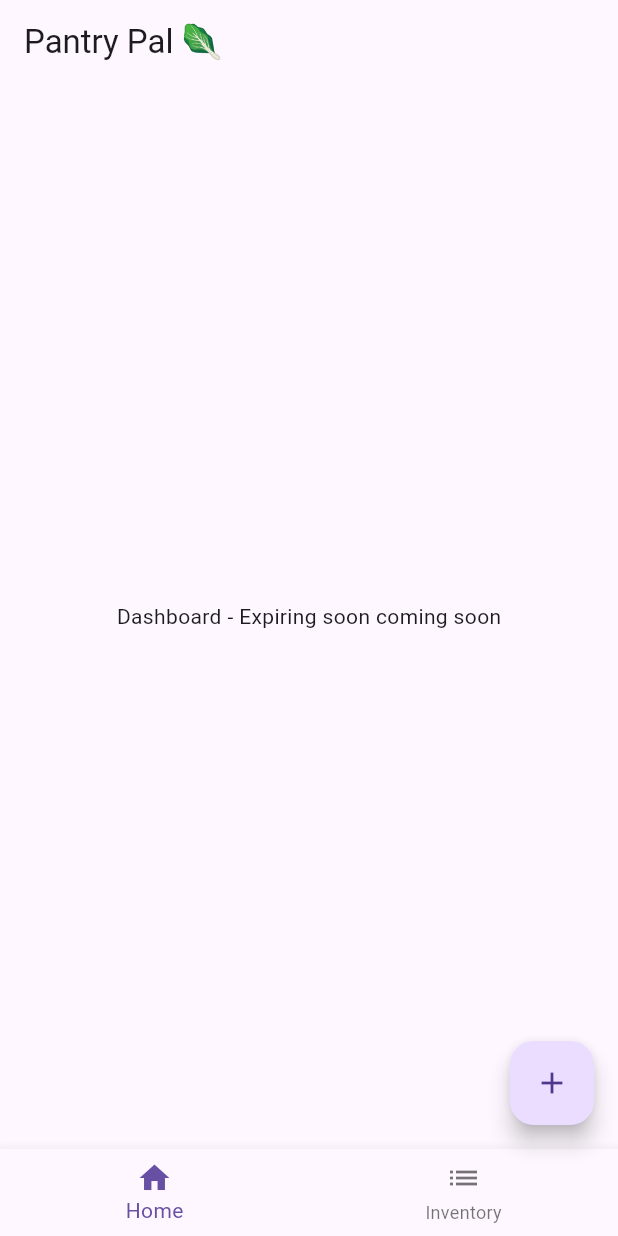
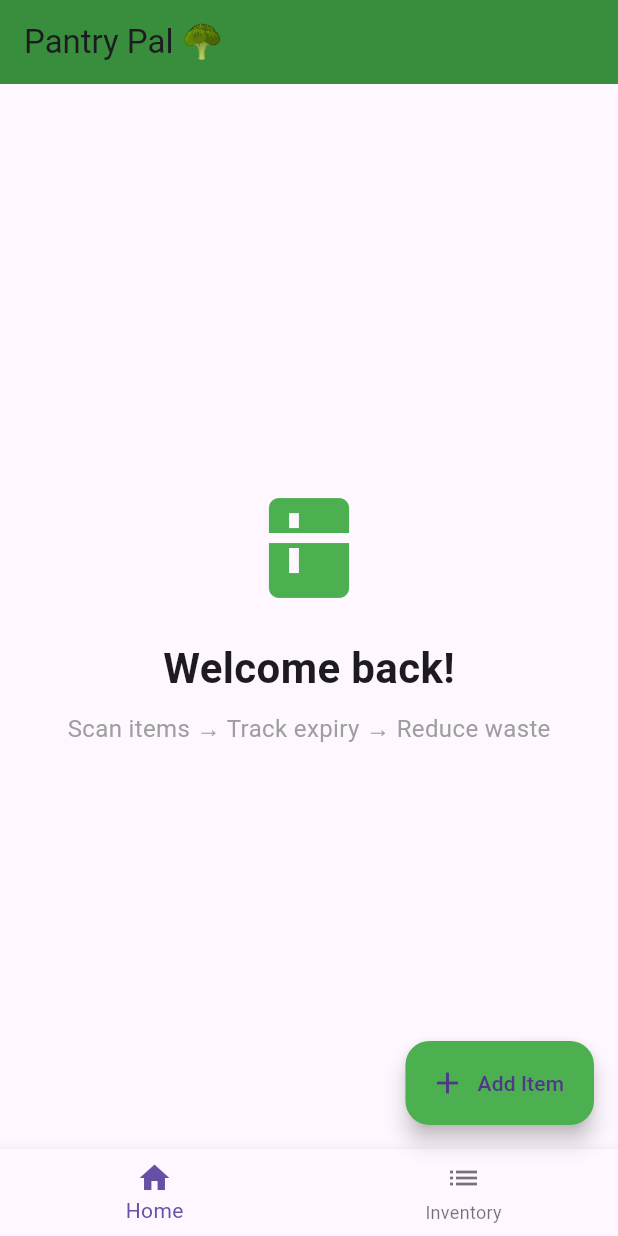
Before and after one commit to jmwilson92/pantry-pal, a Flutter app: the screen it shows after launch, on a phone screen of 412 x 824 dp. Run offline on Flutter 3.47's test engine with Material 3 defaults, Android fonts, the phone set to English and light mode, and no system bars; our stand-ins replace flutter_riverpod, isar; missing offline and left inert: mobile_scanner; accounts and stored records are empty; generated files the repository leaves out were written again.

Commit message:
Improve Dashboard welcome screen

```diff
--- a/lib/screens/dashboard_screen.dart
+++ b/lib/screens/dashboard_screen.dart
@@ -1,9 +1,7 @@
 import 'package:flutter/material.dart';
 import 'package:flutter_riverpod/flutter_riverpod.dart';
-import 'package:pantry_pal/models/pantry_item.dart';
-import 'package:pantry_pal/services/database_service.dart';
-import 'inventory_screen.dart';
-import 'add_item_screen.dart';
+import 'package:pantry_pal/screens/add_item_screen.dart';
+import 'package:pantry_pal/screens/inventory_screen.dart';
 
 class DashboardScreen extends ConsumerStatefulWidget {
   const DashboardScreen({super.key});
@@ -14,30 +12,41 @@ class DashboardScreen extends ConsumerStatefulWidget {
 
 class _DashboardScreenState extends ConsumerState<DashboardScreen> {
   @override
-  void initState() {
-    super.initState();
-    // Init DB in real app
-  }
-
-  @override
   Widget build(BuildContext context) {
     return Scaffold(
-      appBar: AppBar(title: const Text('Pantry Pal 🥬')),
-      body: const Center(child: Text('Dashboard - Expiring soon coming soon')),
-      floatingActionButton: FloatingActionButton(
+      appBar: AppBar(
+        title: const Text('Pantry Pal 🥦'),
+        backgroundColor: Colors.green[700],
+      ),
+      body: Center(
+        child: Column(
+          mainAxisAlignment: MainAxisAlignment.center,
+          children: [
+            const Icon(Icons.kitchen, size: 80, color: Colors.green),
+            const SizedBox(height: 20),
+            const Text('Welcome back!', style: TextStyle(fontSize: 28, fontWeight: FontWeight.bold)),
+            const SizedBox(height: 8),
+            const Text('Scan items → Track expiry → Reduce waste', style: TextStyle(fontSize: 16, color: Colors.grey)),
+          ],
+        ),
+      ),
+      floatingActionButton: FloatingActionButton.extended(
         onPressed: () => Navigator.push(context, MaterialPageRoute(builder: (_) => const AddItemScreen())),
-        child: const Icon(Icons.add),
+        icon: const Icon(Icons.add),
+        label: const Text('Add Item'),
+        backgroundColor: Colors.green,
       ),
       bottomNavigationBar: BottomNavigationBar(
-        items: const [
-          BottomNavigationBarItem(icon: Icon(Icons.home), label: 'Home'),
-          BottomNavigationBarItem(icon: Icon(Icons.list), label: 'Inventory'),
-        ],
+        currentIndex: 0,
         onTap: (index) {
           if (index == 1) {
             Navigator.push(context, MaterialPageRoute(builder: (_) => const InventoryScreen()));
           }
         },
+        items: const [
+          BottomNavigationBarItem(icon: Icon(Icons.home), label: 'Home'),
+          BottomNavigationBarItem(icon: Icon(Icons.list), label: 'Inventory'),
+        ],
       ),
     );
   }
```
